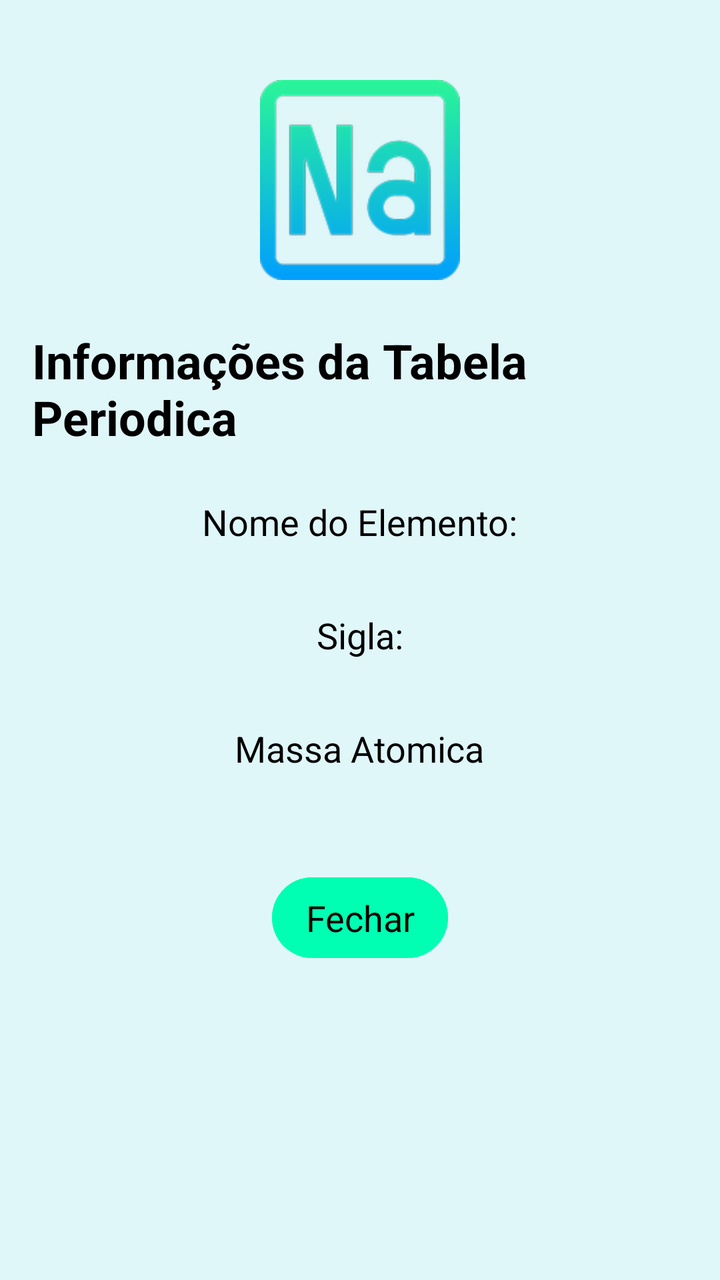
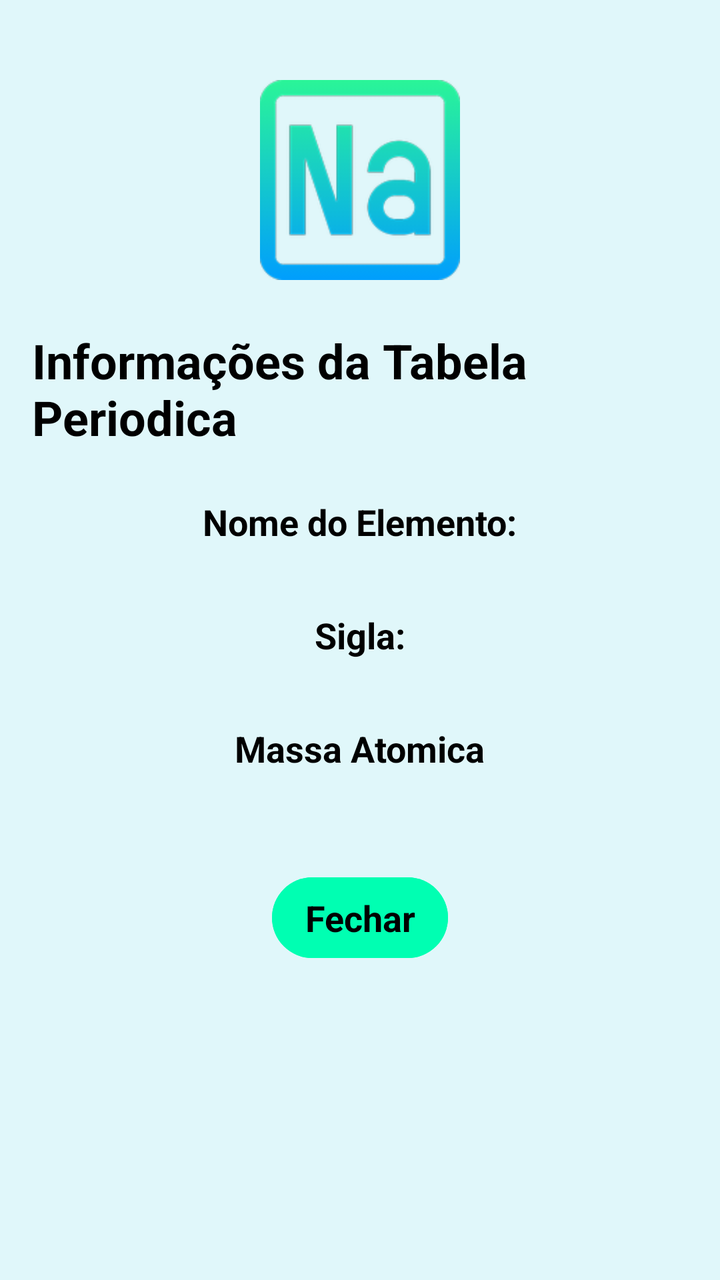

An Android layout rendered at two revisions. The XML below is the earlier revision; the diff shows what the commit changed to produce the second picture.
<!-- AndroidManifest.xml: application theme Theme.ErmesonBalbinotAndrade -->
<!-- res/layout/dialog_sodio.xml -->
<?xml version="1.0" encoding="utf-8"?>
<LinearLayout xmlns:android="http://schemas.android.com/apk/res/android"
    android:orientation="vertical"
    android:layout_width="match_parent"
    android:layout_height="wrap_content"
    android:background="@color/branco_azul"
    android:padding="16dp"
    android:gravity="center_horizontal">

    <ImageView
        android:layout_width="100dp"
        android:layout_height="100dp"
        android:src="@drawable/ic_sodio"
        android:layout_marginTop="24dp"
        android:layout_marginBottom="24dp"/>

    <TextView
        android:layout_width="wrap_content"
        android:layout_height="wrap_content"
        android:text="@string/informa_es_da_tabela_periodica"
        android:textAppearance="@style/TextAppearance.AppCompat.Headline"
        android:textColor="@color/black"
        android:textStyle="bold"
        android:layout_marginBottom="16dp" />

    <TextView
        android:layout_width="wrap_content"
        android:layout_height="wrap_content"
        android:text="@string/nome_do_elemento"
        android:textAppearance="@style/TextAppearance.AppCompat.Medium"
        android:textColor="@color/black"
        android:layout_marginTop="8dp" />

    <TextView
        android:layout_width="match_parent"
        android:layout_height="wrap_content"
        android:id="@+id/textViewNomeSodio"
        android:textAppearance="@style/TextAppearance.AppCompat.Medium"
        android:textColor="@color/black"
        android:paddingStart="8dp" />

    <TextView
        android:layout_width="wrap_content"
        android:layout_height="wrap_content"
        android:text="@string/sigla"
        android:textAppearance="@style/TextAppearance.AppCompat.Medium"
        android:textColor="@color/black"
        android:layout_marginTop="8dp" />

    <TextView
        android:layout_width="match_parent"
        android:layout_height="wrap_content"
        android:id="@+id/textViewSiglaSodio"
        android:textAppearance="@style/TextAppearance.AppCompat.Medium"
        android:textColor="@color/black"
        android:paddingStart="8dp" />

    <TextView
        android:layout_width="wrap_content"
        android:layout_height="wrap_content"
        android:text="@string/massa_atomica"
        android:textAppearance="@style/TextAppearance.AppCompat.Medium"
        android:textColor="@color/black"
        android:layout_marginTop="8dp" />

    <TextView
        android:layout_width="match_parent"
        android:layout_height="wrap_content"
        android:id="@+id/textViewMassaAtomicaSodio"
        android:textAppearance="@style/TextAppearance.AppCompat.Medium"
        android:textColor="@color/black"
        android:paddingStart="8dp" />


    <Button
        android:layout_width="wrap_content"
        android:layout_height="wrap_content"
        android:id="@+id/buttonFechar"
        android:text="@string/fechar"
        android:textColor="@color/black"
        android:backgroundTint="@color/green"
        android:textAppearance="@style/TextAppearance.AppCompat.Medium"
        android:layout_marginTop="24dp"
        android:padding="8dp" />


</LinearLayout>
<!-- resources referenced by this layout -->
<resources>
  <color name="black">#FF000000</color>
  <color name="branco_azul">#E0F7FA</color>
  <color name="green">#00FFB2</color>
  <!-- drawable ic_sodio: png bitmap (drawable-hdpi, 6707 bytes) -->
  <string name="fechar">Fechar</string>
  <string name="informa_es_da_tabela_periodica">Informações da Tabela Periodica</string>
  <string name="massa_atomica">Massa Atomica</string>
  <string name="nome_do_elemento">Nome do Elemento:</string>
  <string name="sigla">Sigla:</string>
  <style name="Theme.ErmesonBalbinotAndrade" parent="Base.Theme.ErmesonBalbinotAndrade" />
  <style name="Base.Theme.ErmesonBalbinotAndrade" parent="Theme.Material3.DayNight.NoActionBar">
          
          
      </style>
</resources>

<!-- the commit's change to res/layout/dialog_sodio.xml (unified diff, before → after) -->
@@ -29,6 +29,7 @@
         android:text="@string/nome_do_elemento"
         android:textAppearance="@style/TextAppearance.AppCompat.Medium"
         android:textColor="@color/black"
+        android:textStyle="bold"
         android:layout_marginTop="8dp" />
 
     <TextView
@@ -36,7 +37,8 @@
         android:layout_height="wrap_content"
         android:id="@+id/textViewNomeSodio"
         android:textAppearance="@style/TextAppearance.AppCompat.Medium"
-        android:textColor="@color/black"
+        android:textColor="@color/azul"
+        android:gravity="center"
         android:paddingStart="8dp" />
 
     <TextView
@@ -45,6 +47,7 @@
         android:text="@string/sigla"
         android:textAppearance="@style/TextAppearance.AppCompat.Medium"
         android:textColor="@color/black"
+        android:textStyle="bold"
         android:layout_marginTop="8dp" />
 
     <TextView
@@ -52,7 +55,8 @@
         android:layout_height="wrap_content"
         android:id="@+id/textViewSiglaSodio"
         android:textAppearance="@style/TextAppearance.AppCompat.Medium"
-        android:textColor="@color/black"
+        android:textColor="@color/azul"
+        android:gravity="center"
         android:paddingStart="8dp" />
 
     <TextView
@@ -61,6 +65,7 @@
         android:text="@string/massa_atomica"
         android:textAppearance="@style/TextAppearance.AppCompat.Medium"
         android:textColor="@color/black"
+        android:textStyle="bold"
         android:layout_marginTop="8dp" />
 
     <TextView
@@ -68,7 +73,8 @@
         android:layout_height="wrap_content"
         android:id="@+id/textViewMassaAtomicaSodio"
         android:textAppearance="@style/TextAppearance.AppCompat.Medium"
-        android:textColor="@color/black"
+        android:textColor="@color/azul"
+        android:gravity="center"
         android:paddingStart="8dp" />
 
 
@@ -81,6 +87,7 @@
         android:backgroundTint="@color/green"
         android:textAppearance="@style/TextAppearance.AppCompat.Medium"
         android:layout_marginTop="24dp"
+        android:textStyle="bold"
         android:padding="8dp" />
 
 
<!-- resource entries referenced after the edit -->
@@ -1,5 +1,6 @@
 <!-- resources referenced by this layout -->
 <resources>
+  <color name="azul">#00A4FF</color>
   <color name="black">#FF000000</color>
   <color name="branco_azul">#E0F7FA</color>
   <color name="green">#00FFB2</color>
